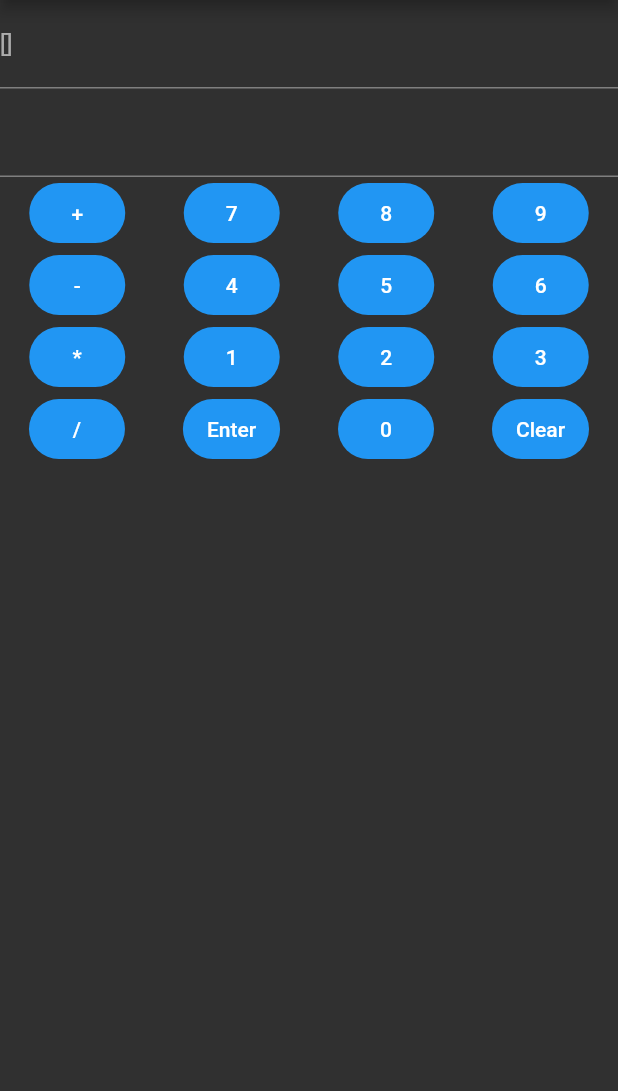
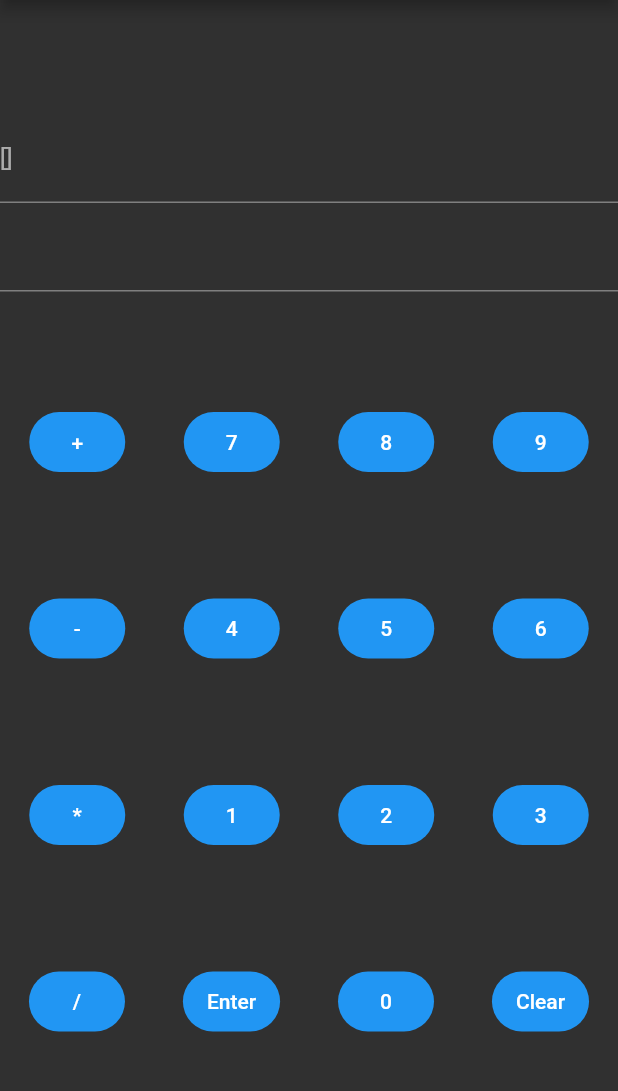
Before and after one commit to Math376i/calculatorAssignment, a Flutter app: the screen it shows after launch, on a phone screen of 412 x 824 dp, the part 84-1175 px from its top. Run offline on Flutter 3.47's test engine with Material 2 defaults, Android fonts, the phone set to English and light mode, and no system bars.

Commit message:
button alignment

```diff
--- a/lib/main.dart
+++ b/lib/main.dart
@@ -74,7 +74,8 @@ class _calculatorScreen extends State<CalculatorScreen> {
   Widget build(BuildContext buildContext) {
     return Scaffold(
         appBar: AppBar(title: const Text('Calculator')),
-        body: Column(children: [
+        body:
+            Column(mainAxisAlignment: MainAxisAlignment.spaceEvenly, children: [
           Column(
             children: [
               TextField(
```
